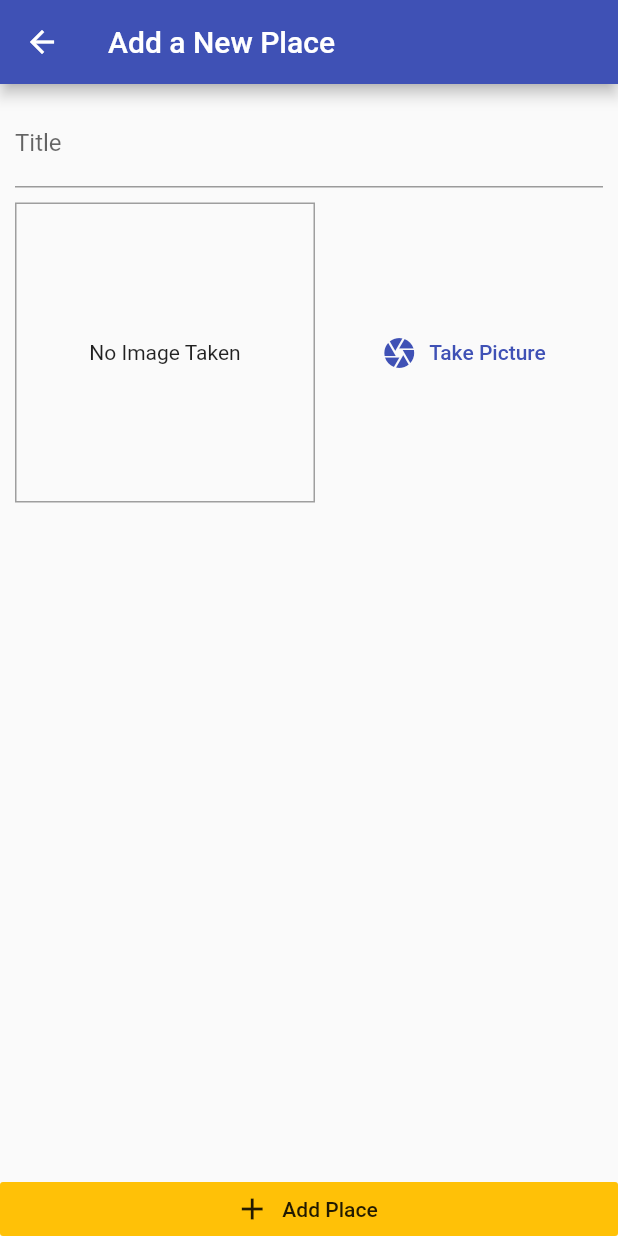
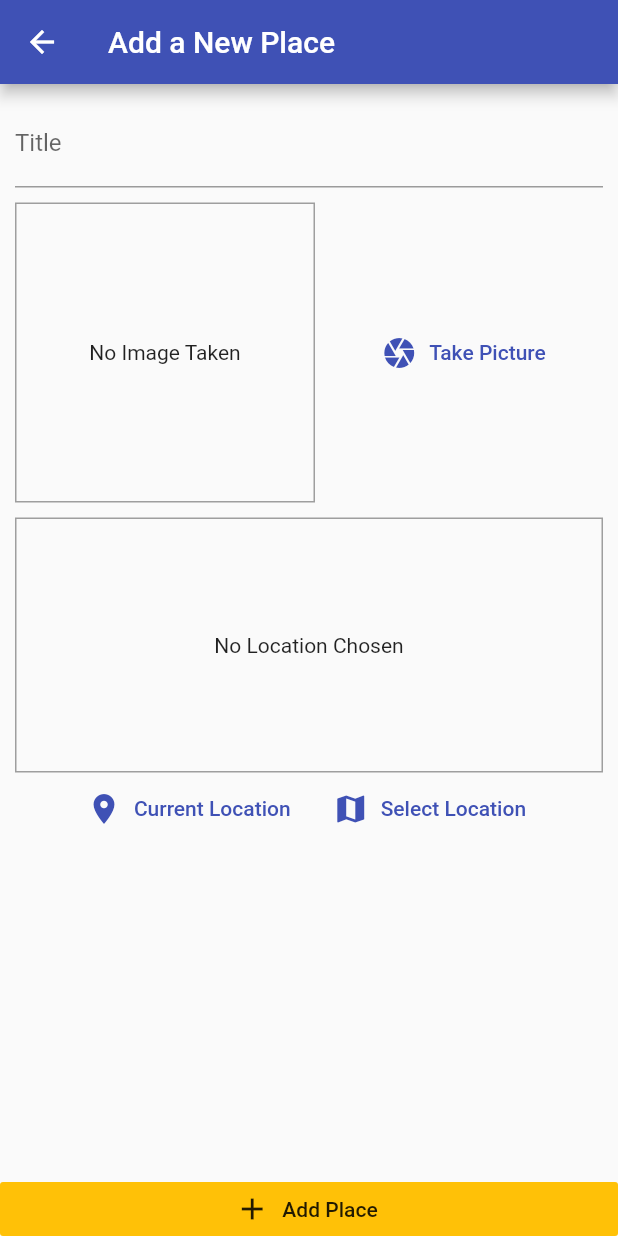
Before and after one commit to bowe99/Great-Places, a Flutter app: the screen it shows after launch, after a tap on the "add" icon, on a phone screen of 412 x 824 dp. Run offline on Flutter 3.47's test engine with Material 2 defaults, Android fonts, the phone set to English and light mode, and no system bars; our stand-ins replace image_picker, location, sqflite; accounts and stored records are empty.

Commit message:
Add location and image input in add screen

```diff
--- /dev/null
+++ b/lib/helpers/db_helper.dart
@@ -0,0 +1,36 @@
+import 'package:sqflite/sqflite.dart' as sql;
+import 'package:path/path.dart' as path;
+import 'package:sqflite/sqlite_api.dart';
+
+class DBHelper {
+  static Future<Database> database() async {
+    final dbPath = await sql.getDatabasesPath();
+    return sql.openDatabase(
+      path.join(
+        dbPath,
+        'userplaces.db',
+      ),
+      onCreate: (db, version) {
+        return db.execute(
+            'CREATE TABLE places(id TEXT PRIMARY KEY, title TEXT, image TEXT, latitude REAL, longitude REAL)');
+      },
+      version: 1
+    );
+
+  }
+
+  static Future<void> insert(String table, Map<String, Object> data) async {
+    final sqlDB = await DBHelper.database();
+
+    await sqlDB.insert(
+      table,
+      data,
+      conflictAlgorithm: sql.ConflictAlgorithm.replace,
+    );
+  }
+
+  static Future<List<Map<String, dynamic>>> getData(String table) async {
+    final sqlDB = await DBHelper.database();
+    return sqlDB.query(table);
+  }
+}
--- /dev/null
+++ b/lib/helpers/location_helper.dart
@@ -0,0 +1,7 @@
+const API_KEY = 'pk.eyJ1Ijoia2Jvd2U5OSIsImEiOiJja2Jmam0zM3QwdzhyMnNud2hpM3I2aDlsIn0.EvD9S3-w8GPE4RfY5ko-uw';
+
+class LocationHelper {
+  static String generateLocationImage({double latitude, double longitude}) {
+    return 'https://api.mapbox.com/styles/v1/mapbox/dark-v10/static/pin-s+FFC107($longitude,$latitude)/$longitude,$latitude,12,0/300x200?access_token=$API_KEY';
+  }
+}
--- a/lib/providers/great_places.dart
+++ b/lib/providers/great_places.dart
@@ -1,7 +1,9 @@
+import 'dart:io';
+
+import 'package:Great_Places/helpers/db_helper.dart';
 import 'package:flutter/foundation.dart';
 
 import 'package:Great_Places/models/place.dart';
-
 
 class GreatPlaces with ChangeNotifier {
   List<Place> _items = [];
@@ -9,4 +11,46 @@ class GreatPlaces with ChangeNotifier {
   List<Place> get items {
     return [..._items];
   }
+
+  void addPlace({
+    @required String title,
+    @required File image,
+    double longitude,
+    double latitude,
+  }) {
+    Place newPlace = Place(
+      id: DateTime.now().toString(),
+      image: image,
+      title: title,
+      location: PlaceLocation(latitude: latitude, longitude: longitude),
+    );
+
+    _items.add(newPlace);
+    notifyListeners();
+
+    DBHelper.insert('places', {
+      'id': newPlace.id,
+      'title': newPlace.title,
+      'image': newPlace.image.path,
+      'latitude': newPlace.location.latitude,
+      'longitude': newPlace.location.longitude,
+    });
+  }
+
+  Future<void> fetchAndSetPlaces() async {
+    final dataList = await DBHelper.getData('places');
+    print(dataList);
+    _items = dataList
+        .map(
+          (item) => Place(
+            id: item['id'],
+            title: item['title'],
+            image: File(item['image']),
+            location: PlaceLocation(
+                latitude: item['latitude'], longitude: item['longitude']),
+          ),
+        )
+        .toList();
+    notifyListeners();
+  }
 }
--- a/lib/screens/add_place_screen.dart
+++ b/lib/screens/add_place_screen.dart
@@ -1,5 +1,10 @@
+import 'dart:io';
+
+import 'package:Great_Places/providers/great_places.dart';
 import 'package:Great_Places/widgets/image_input.dart';
+import 'package:Great_Places/widgets/location_input.dart';
 import 'package:flutter/material.dart';
+import 'package:provider/provider.dart';
 
 class AddPlaceScreen extends StatefulWidget {
   static const routeName = '/add-place';
@@ -10,6 +15,31 @@ class AddPlaceScreen extends StatefulWidget {
 
 class _AddPlaceScreenState extends State<AddPlaceScreen> {
   final _titleController = TextEditingController();
+  File _pickedImage;
+  double _longitude;
+  double _latitude;
+
+  void _selectImage(File pickedImage) {
+    _pickedImage = pickedImage;
+  }
+
+  void _selectLocation({double lon, double lat}){
+    _longitude = lon;
+    _latitude = lat;
+  }
+
+  void _savePlace() {
+    if (_titleController.text.isEmpty || _pickedImage == null) {
+      return;
+    }
+    Provider.of<GreatPlaces>(context, listen: false).addPlace(
+      title: _titleController.text,
+      image: _pickedImage,
+      latitude: _latitude,
+      longitude: _longitude,
+    );
+    Navigator.of(context).pop();
+  }
 
   @override
   Widget build(BuildContext context) {
@@ -30,15 +60,21 @@ class _AddPlaceScreenState extends State<AddPlaceScreen> {
                       decoration: InputDecoration(labelText: 'Title'),
                       controller: _titleController,
                     ),
-                    SizedBox(height: 10,),
-                    ImageInput(),
+                    SizedBox(
+                      height: 10,
+                    ),
+                    ImageInput(_selectImage),
+                    SizedBox(
+                      height: 10,
+                    ),
+                    LocationInput(_selectLocation),
                   ],
                 ),
               ),
             ),
           ),
           RaisedButton.icon(
-            onPressed: () {},
+            onPressed: _savePlace,
             icon: Icon(Icons.add),
             label: Text('Add Place'),
             elevation: 0,
--- a/lib/screens/places_list_screen.dart
+++ b/lib/screens/places_list_screen.dart
@@ -1,5 +1,7 @@
+import 'package:Great_Places/providers/great_places.dart';
 import 'package:Great_Places/screens/add_place_screen.dart';
 import 'package:flutter/material.dart';
+import 'package:provider/provider.dart';
 
 class PlacesListScreen extends StatelessWidget {
   @override
@@ -16,9 +18,36 @@ class PlacesListScreen extends StatelessWidget {
             )
           ],
         ),
-      body: Center(
+        body: FutureBuilder(
+          future: Provider.of<GreatPlaces>(context, listen: false)
+              .fetchAndSetPlaces(),
+          builder: (ctx, snapshot) =>
+              snapshot.connectionState == ConnectionState.waiting
+                  ? Center(
                       child: CircularProgressIndicator(),
+                    )
+                  : Consumer<GreatPlaces>(
+                      child: Center(
+                        child: Text('No places yet'),
                       ),
-    );
+                      builder: (ctx, greatPlaces, ch) =>
+                          greatPlaces.items.length <= 0
+                              ? ch
+                              : ListView.builder(
+                                  itemCount: greatPlaces.items.length,
+                                  itemBuilder: (ctx, i) => ListTile(
+                                    leading: CircleAvatar(
+                                      backgroundImage:
+                                          FileImage(greatPlaces.items[i].image),
+                                    ),
+                                    title: Text(greatPlaces.items[i].title),
+                                    subtitle: greatPlaces.items[i].location.latitude == null ? null : Text('${greatPlaces.items[i].location.latitude}, ${greatPlaces.items[i].location.longitude}'),
+                                    onTap: (){
+
+                                    },
+                                  ),
+                                ),
+                    ),
+        ));
   }
 }
--- /dev/null
+++ b/lib/widgets/location_input.dart
@@ -0,0 +1,79 @@
+import 'package:Great_Places/helpers/location_helper.dart';
+import 'package:flutter/material.dart';
+import 'package:location/location.dart';
+
+class LocationInput extends StatefulWidget {
+  Function onSelectLocation;
+
+  LocationInput(this.onSelectLocation);
+
+  @override
+  _LocationInputState createState() => _LocationInputState();
+}
+
+class _LocationInputState extends State<LocationInput> {
+  String _previewImageUrl;
+
+  Future<void> _getCurrentLocation() async {
+    final locationData = await Location().getLocation();
+    print(locationData.longitude);
+    print(locationData.latitude);
+    final staticMapImageUrl = LocationHelper.generateLocationImage(
+      latitude: locationData.latitude,
+      longitude: locationData.longitude,
+    );
+
+    setState(() {
+      _previewImageUrl = staticMapImageUrl;
+    });
+
+    widget.onSelectLocation(
+      lon: locationData.longitude,
+      lat: locationData.latitude,
+    );
+  }
+
+  @override
+  Widget build(BuildContext context) {
+    return Column(
+      children: <Widget>[
+        Container(
+          height: 170,
+          width: double.infinity,
+          alignment: Alignment.center,
+          decoration: BoxDecoration(
+              border: Border.all(
+            width: 1,
+            color: Colors.grey,
+          )),
+          child: _previewImageUrl == null
+              ? Text(
+                  'No Location Chosen',
+                  textAlign: TextAlign.center,
+                )
+              : Image.network(
+                  _previewImageUrl,
+                  fit: BoxFit.cover,
+                  width: double.infinity,
+                ),
+        ),
+        Row(
+          mainAxisAlignment: MainAxisAlignment.center,
+          children: <Widget>[
+            FlatButton.icon(
+              onPressed: _getCurrentLocation,
+              icon: Icon(Icons.location_on),
+              label: Text('Current Location'),
+              textColor: Theme.of(context).primaryColor,
+            ),
+            FlatButton.icon(
+              icon: Icon(Icons.map),
+              label: Text('Select Location'),
+              textColor: Theme.of(context).primaryColor,
+            )
+          ],
+        )
+      ],
+    );
+  }
+}
```
Also changed, not shown: lib/widgets/image_input.dart (+33 -2 lines), pubspec.yaml (+6 -1 lines), pubspec.lock, 1 other file. Lines whose indentation alone changed are shown as unchanged.
